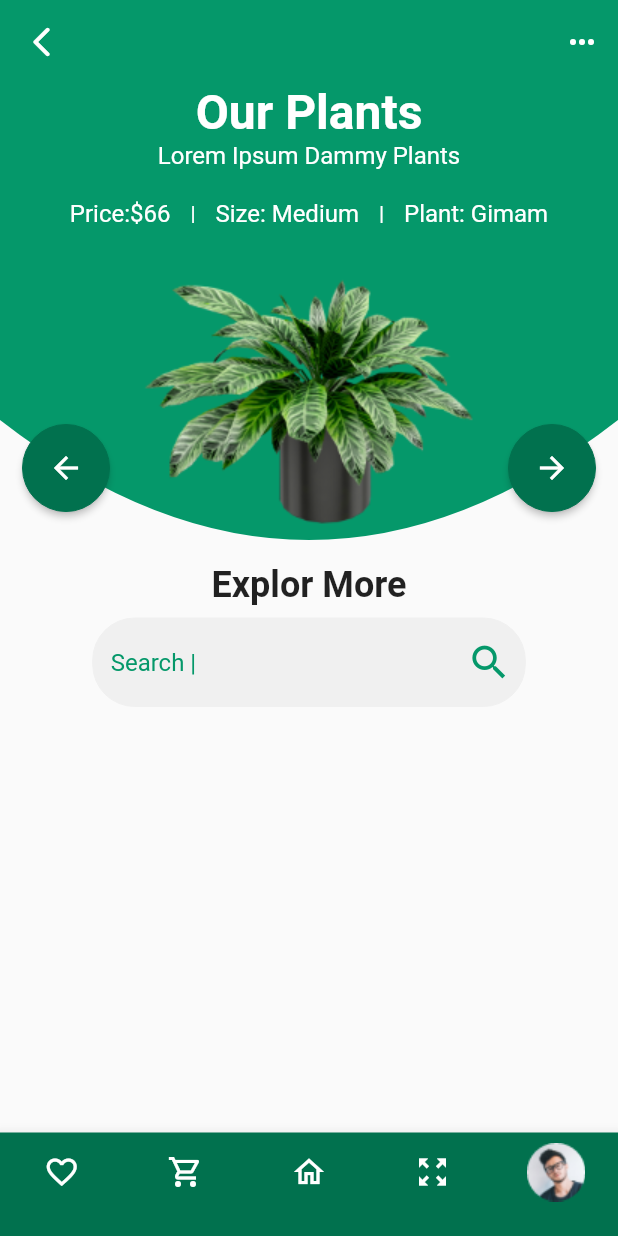
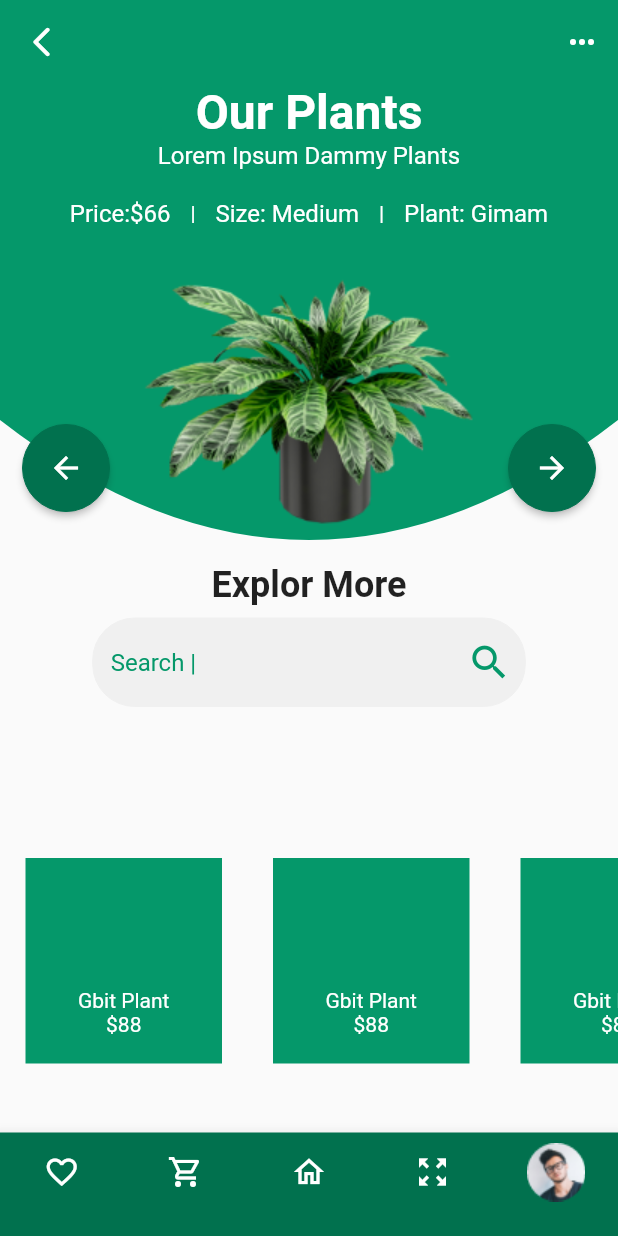
Before and after one commit to Satochaaan/plant_shop_app, a Flutter app: the screen it shows after launch, on a phone screen of 412 x 824 dp. Run offline on Flutter 3.47's test engine with Material 2 defaults, Android fonts, the phone set to English and light mode, and no system bars.

Commit message:
横スクロールListView作成

```diff
--- a/lib/main.dart
+++ b/lib/main.dart
@@ -106,6 +106,7 @@ class _PlantShopHomePageState extends State<PlantShopHomePage> {
                 ),
               ),
             ),
+            _PlantList(),
           ],
         ),
       ),
@@ -311,3 +312,74 @@ class _HeaderBackground extends StatelessWidget {
     );
   }
 }
+
+class _PlantList extends StatelessWidget {
+  @override
+  Widget build(BuildContext context) {
+    return Row(
+      children: [
+        Expanded(
+          child: SizedBox(
+            height: 238,
+            child: ListView(
+              scrollDirection: Axis.horizontal,
+              children: [
+                _PlantListTile(),
+                _PlantListTile(),
+                _PlantListTile(),
+              ],
+            ),
+          ),
+        ),
+      ],
+    );
+  }
+}
+
+class _PlantListTile extends StatelessWidget {
+  @override
+  Widget build(BuildContext context) {
+    return Container(
+      height: 238,
+      width: 165,
+      child: Stack(
+        children: [
+          Align(
+            alignment: Alignment.bottomCenter,
+            child: Container(
+              height: 137.0,
+              width: 131.0,
+              color: kColorGreen,
+            ),
+          ),
+          Align(
+            alignment: Alignment.bottomCenter,
+            child: Container(
+              width: 131.0,
+              height: 50,
+              child: Column(
+                mainAxisAlignment: MainAxisAlignment.start,
+                children: [
+                  Text(
+                    'Gbit Plant',
+                    style: TextStyle(
+                      color: kColorWhite,
+                      fontSize: 14.0,
+                    ),
+                  ),
+                  Text(
+                    '\$88',
+                    style: TextStyle(
+                      color: kColorWhite,
+                      fontSize: 14.0,
+                    ),
+                  ),
+                ],
+              ),
+            ),
+          )
+        ],
+      ),
+    );
+  }
+}
```
Also changed, not shown: images/plant1.png (added), images/plant2.png (added).
